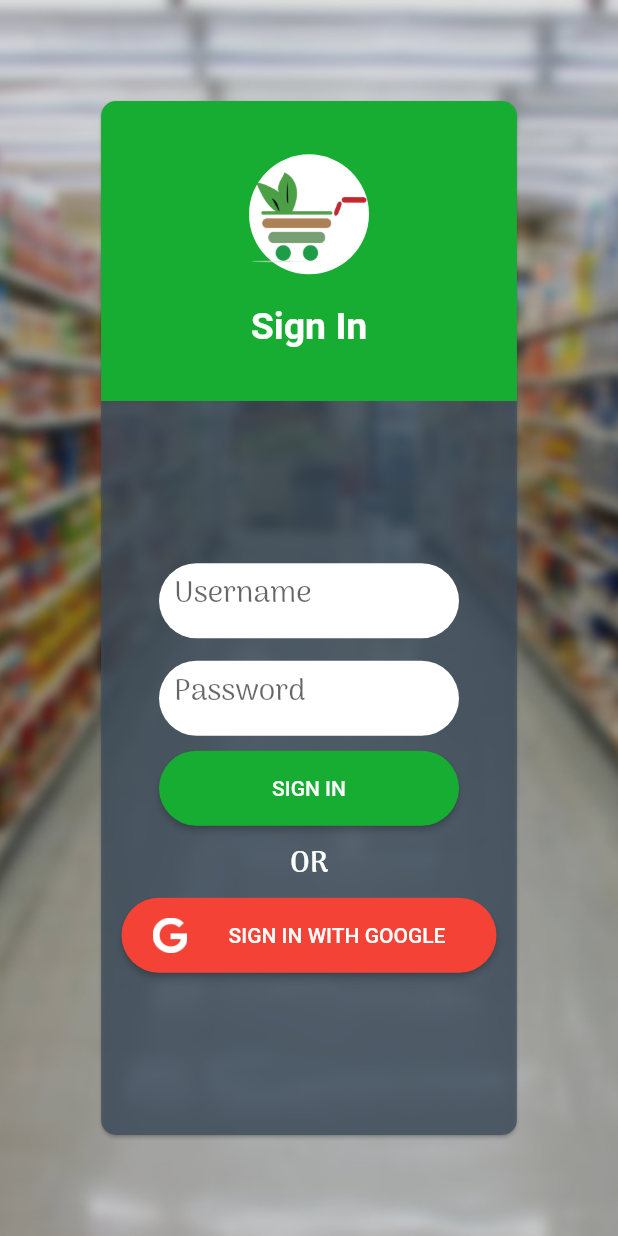
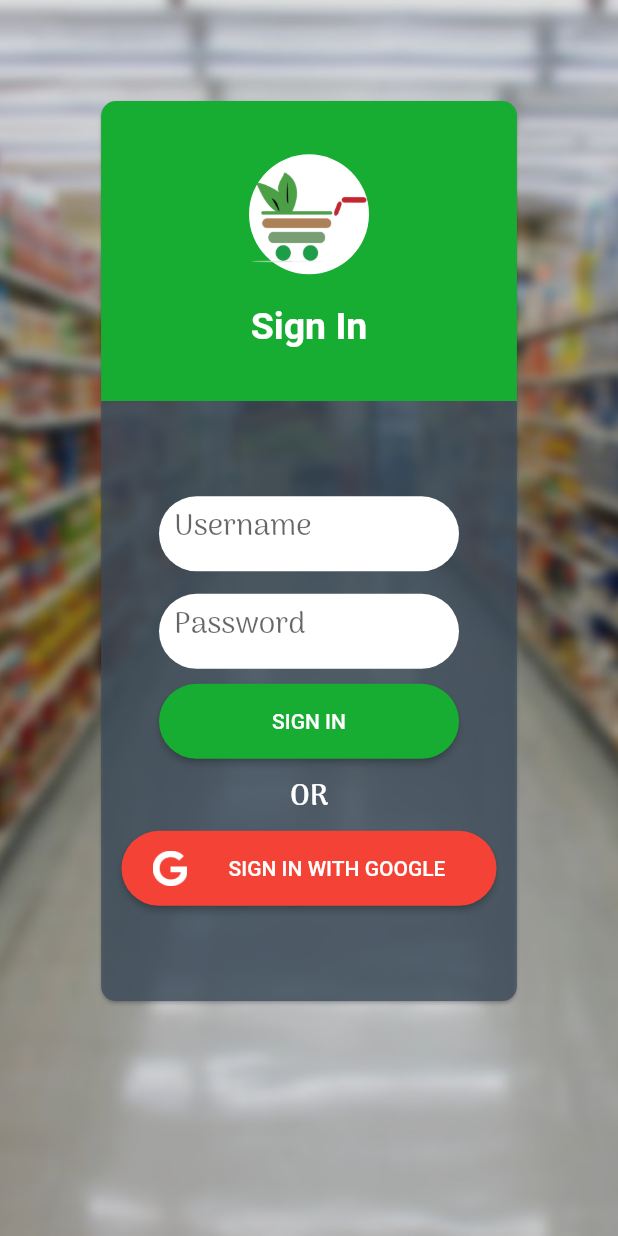
Before and after one commit to ateek-ujjawal/freshko_app, a Flutter app: the SignIn screen opened by its route, on a phone screen of 412 x 824 dp. Run offline on Flutter 3.47's test engine with Material 2 defaults, Android fonts, the phone set to English and light mode, and no system bars.

Commit message:
Sign-In page keyboard fixes
Signed-off-by: ateek-ujjawal <ateekujjawal@gmail.com>

```diff
--- a/freshko/lib/screens/SignIn.dart
+++ b/freshko/lib/screens/SignIn.dart
@@ -12,7 +12,10 @@ class _SignInState extends State<SignIn> {
   Widget build(BuildContext context) {
     double uni_height = MediaQuery.of(context).size.height;
     double uni_width = MediaQuery.of(context).size.width;
-    return Stack(
+    print(uni_height);
+    print(uni_width);
+    return Scaffold(
+      body: Stack(
         fit: StackFit.expand,
         children: <Widget>[
           Image(
@@ -21,7 +24,8 @@ class _SignInState extends State<SignIn> {
             color: Colors.black12,
             fit: BoxFit.cover,
           ),
-        Padding(
+          SingleChildScrollView(
+            child: Padding(
               padding: EdgeInsets.all(uni_height / 13),
               child: Card(
                 color: Colors.transparent,
@@ -29,6 +33,7 @@ class _SignInState extends State<SignIn> {
                     borderRadius: BorderRadius.circular(10.0)),
                 child: Column(
                   mainAxisAlignment: MainAxisAlignment.start,
+                  mainAxisSize: MainAxisSize.min,
                   children: <Widget>[
                     Container(
                       width: 400.0,
@@ -61,7 +66,7 @@ class _SignInState extends State<SignIn> {
                       ),
                       height: 200.0,
                     ),
-                Expanded(
+                    Flexible(
                       child: Container(
                         height: 400.0,
                         width: 400.0,
@@ -196,8 +201,10 @@ class _SignInState extends State<SignIn> {
                   ],
                 ),
               ),
+            ),
           )
         ],
+      ),
     );
   }
 }
```
Lines whose indentation alone changed are shown as unchanged.
